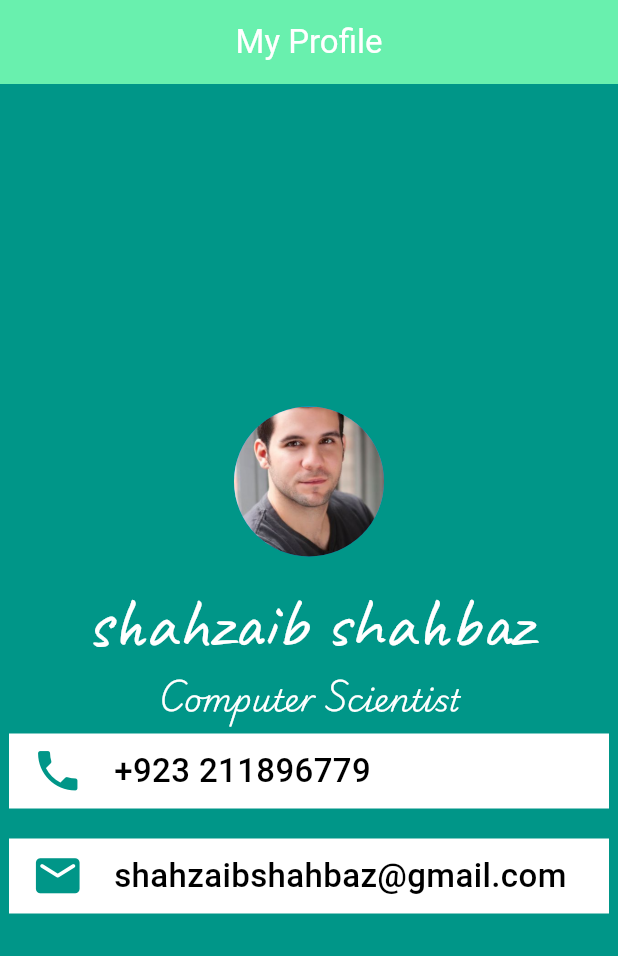
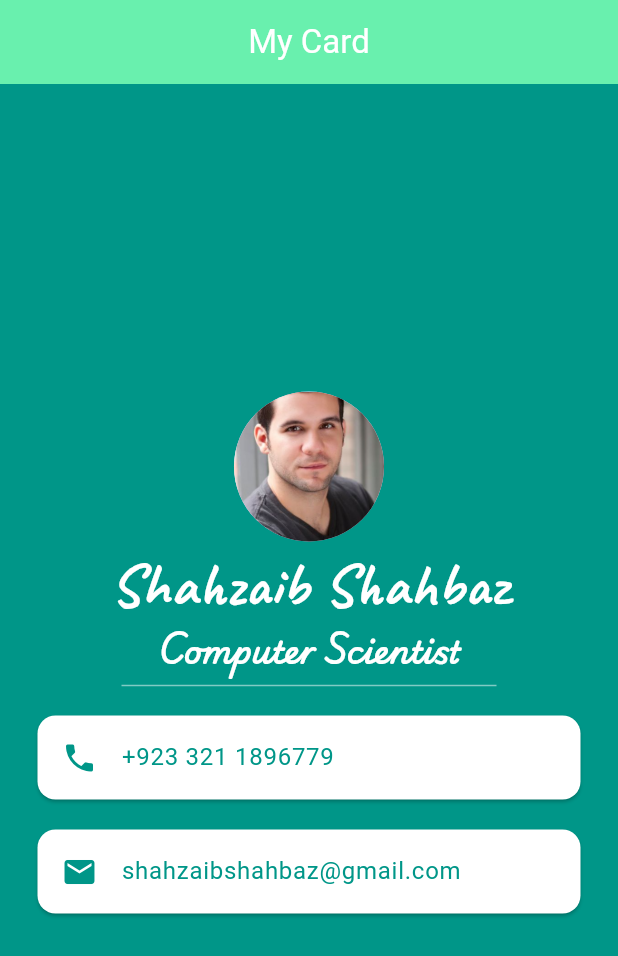
Before and after one commit to ShahzaibShahbaz/Random-Flutter, a Flutter app: the screen it shows after launch, on a phone screen of 412 x 824 dp. Shown: the top 956 px of the screen. Run offline on Flutter 3.47's test engine with Material 3 defaults, Android fonts, the phone set to English and light mode, and no system bars; our stand-ins replace google_fonts.

Commit message:
Updated main.dart
replaced some containers with a Card class, and replaced rows within them with a ListTile class.

```diff
--- a/lib/main.dart
+++ b/lib/main.dart
@@ -19,11 +19,10 @@ class MyApp extends StatelessWidget {
 
         appBar: AppBar(
           backgroundColor: Colors.greenAccent,
-          title: Center(child: Text('My Profile', style: TextStyle(color: Colors.white),),),
+          title: Center(child: Text('My Card', style: TextStyle(color: Colors.white),),),
         ),
         backgroundColor: Colors.teal,
         body: Center(
-          child: SafeArea(
           child: Center(
             child: Column(
               mainAxisAlignment: MainAxisAlignment.center,
@@ -31,59 +30,34 @@ class MyApp extends StatelessWidget {
                 CircleAvatar(
                   backgroundImage: AssetImage('images/Portrait.jpeg'),
                   radius: 50,
-                    backgroundColor: Colors.blue,
                 ),
-
-                  SizedBox(
-                    height: 10,
+                Text('Shahzaib Shahbaz', style: TextStyle(color: Colors.white, fontFamily: 'Caveat', fontSize: 40, fontWeight: FontWeight.bold),),
+                Text('Computer Scientist', style: TextStyle(fontWeight: FontWeight.bold, fontSize: 20, fontFamily: 'PlaywriteAUTAS', color: Colors.white, ),),
+                SizedBox(height: 20,
+                width: 250,
+                    child: Divider(color: Colors.teal[200],),
                 ),
-
-                  Text('shahzaib shahbaz', style: TextStyle(fontSize: 48, fontFamily: 'Caveat', color: Colors.white),),
-
-
-
-                  Text('Computer Scientist', style: TextStyle(fontWeight: FontWeight.w300, fontSize: 20, fontFamily: 'PlaywriteAUTAS', color: Colors.white),),
-
-SizedBox(height: 10,),
-
-                  Container(
+                Card(
                   color: Colors.white,
-                    height: 50,
-                    width: 400,
-                    padding: EdgeInsets.only(left: 15),
-
-                    child: Row(
-                      children: [
-                        Icon(Icons.phone, size: 35, color: Colors.teal,),
-                        SizedBox(width: 20,),
-                        Text('+923 211896779', style: TextStyle(color: Colors.black, fontSize: 22, fontWeight: FontWeight.w500, ), ),
-                      ],
+                  margin: EdgeInsets.symmetric(vertical: 10, horizontal: 25),
+                  child: ListTile(
+                    leading: Icon(Icons.phone, color: Colors.teal,),
+                    title: Text('+923 321 1896779', style: TextStyle(color: Colors.teal),),
                   ),
                 ),
 
-                  SizedBox(height: 20,),
+                Card(
+                  color: Colors.white,
+                  margin: EdgeInsets.symmetric(vertical: 10, horizontal: 25),
+                  child: ListTile(
+                    leading: Icon(Icons.email, color: Colors.teal,),
+                    title: Text('shahzaibshahbaz@gmail.com', style: TextStyle(color: Colors.teal),),
+                  ),
+                ),
 
-                  Container(
-                    color: Colors.white,
-                    height: 50,
-                    width: 400,
-                    padding: EdgeInsets.only(left: 15),
-                    child:
-                    Row(
-                      children: [
-                        Icon(Icons.email_rounded, size: 35, color: Colors.teal,),
-                        SizedBox(width: 20,),
-                        Text('shahzaibshahbaz@gmail.com', style: TextStyle(color: Colors.black, fontSize: 22, fontWeight: FontWeight.w500, ),)
               ],
             ),
-                  ),
-                ],
-
-
-
           )
-            )
-          ),
         ),
 
       ),
```
Lines whose indentation alone changed are shown as unchanged.
